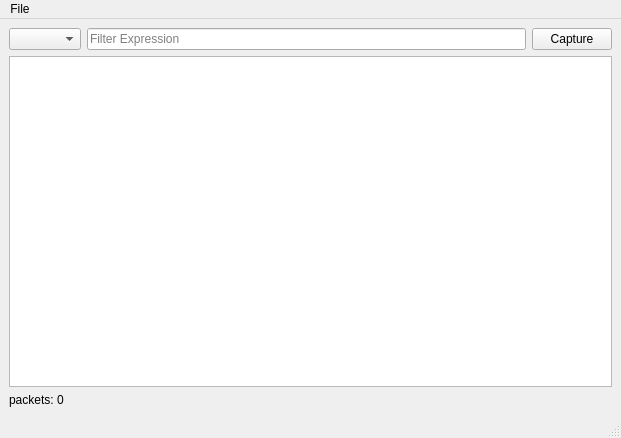
Before: the Qt Designer form tp1/herramienta/gui/ui/MainWindow.ui in ikovacs/redes, drawn with Qt 5.
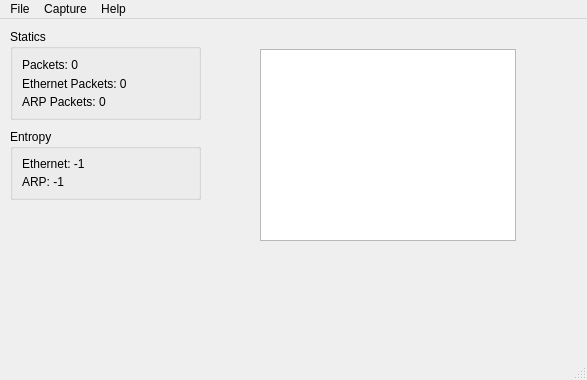
After: the same form once the commit is applied.

Patch:
```diff
--- a/tp1/herramienta/gui/ui/MainWindow.ui
+++ b/tp1/herramienta/gui/ui/MainWindow.ui
@@ -6,63 +6,102 @@
    <rect>
     <x>0</x>
     <y>0</y>
-    <width>621</width>
-    <height>438</height>
+    <width>587</width>
+    <height>380</height>
    </rect>
   </property>
   <property name="windowTitle">
    <string>ARP Sniffer</string>
   </property>
   <widget class="QWidget" name="centralwidget">
+   <widget class="QGroupBox" name="staticsBox">
+    <property name="geometry">
+     <rect>
+      <x>10</x>
+      <y>10</y>
+      <width>191</width>
+      <height>91</height>
+     </rect>
+    </property>
+    <property name="title">
+     <string>Statics</string>
+    </property>
+    <property name="flat">
+     <bool>false</bool>
+    </property>
    <layout class="QVBoxLayout" name="verticalLayout">
     <item>
-     <layout class="QHBoxLayout" name="horizontalLayout">
-      <item>
-       <widget class="QComboBox" name="deviceBox"/>
+      <widget class="QLabel" name="packetsLabel">
+       <property name="text">
+        <string>Packets: 0</string>
+       </property>
+      </widget>
       </item>
       <item>
-       <widget class="QLineEdit" name="filterEdit">
-        <property name="placeholderText">
-         <string>Filter Expression</string>
+      <widget class="QLabel" name="ethPacketsLabel">
+       <property name="text">
+        <string>Ethernet Packets: 0</string>
         </property>
        </widget>
       </item>
       <item>
-       <widget class="QPushButton" name="captureButton">
+      <widget class="QLabel" name="arpPacketsLabel">
         <property name="text">
-         <string>Capture</string>
-        </property>
-        <property name="checkable">
-         <bool>true</bool>
-        </property>
+        <string>ARP Packets: 0</string>
+       </property>
        </widget>
       </item>
      </layout>
-    </item>
+   </widget>
+   <widget class="QGroupBox" name="entropyBox">
+    <property name="geometry">
+     <rect>
+      <x>10</x>
+      <y>110</y>
+      <width>191</width>
+      <height>71</height>
+     </rect>
+    </property>
+    <property name="title">
+     <string>Entropy</string>
+    </property>
+    <property name="flat">
+     <bool>false</bool>
+    </property>
+    <layout class="QVBoxLayout" name="verticalLayout_2">
     <item>
-     <widget class="QListWidget" name="packetList">
-      <property name="font">
-       <font>
-        <family>Monospace</family>
-       </font>
+      <widget class="QLabel" name="ethEntropyLabel">
+       <property name="text">
+        <string>Ethernet: -1</string>
       </property>
      </widget>
     </item>
     <item>
-     <widget class="QLabel" name="packetCountLabel">
+      <widget class="QLabel" name="arpEntropyLabel">
       <property name="text">
-       <string>packets: 0</string>
+        <string>ARP: -1</string>
       </property>
      </widget>
     </item>
    </layout>
+   </widget>
+   <widget class="QListWidget" name="logList">
+    <property name="geometry">
+     <rect>
+      <x>260</x>
+      <y>30</y>
+      <width>256</width>
+      <height>192</height>
+     </rect>
+    </property>
+   </widget>
   </widget>
   <widget class="QMenuBar" name="menubar">
    <property name="geometry">
     <rect>
      <x>0</x>
      <y>0</y>
-     <width>621</width>
+     <width>587</width>
      <height>27</height>
     </rect>
    </property>
@@ -72,7 +111,23 @@
     </property>
     <addaction name="actionQuit"/>
    </widget>
+   <widget class="QMenu" name="menuCatuper">
+    <property name="title">
+     <string>Capture</string>
+    </property>
+    <addaction name="actionStart"/>
+    <addaction name="actionStop"/>
+    <addaction name="actionReset"/>
+   </widget>
+   <widget class="QMenu" name="menuHelp">
+    <property name="title">
+     <string>Help</string>
+    </property>
+    <addaction name="actionAbout"/>
+   </widget>
    <addaction name="menuFile"/>
+   <addaction name="menuCatuper"/>
+   <addaction name="menuHelp"/>
   </widget>
   <widget class="QStatusBar" name="statusbar"/>
   <action name="actionQuit">
```
Left out of the diff: 22 changed lines with no effect on the pictures. Lines whose indentation alone changed are shown as unchanged.
